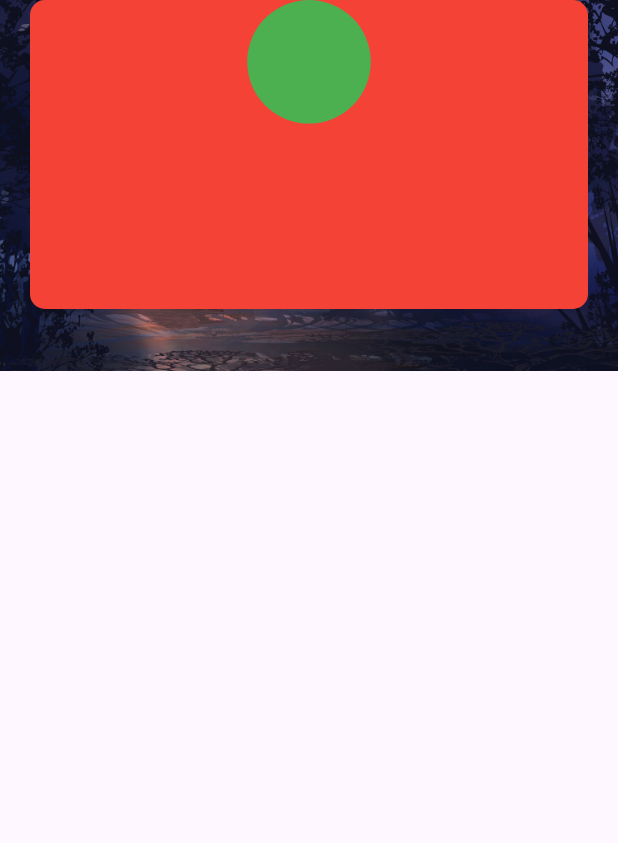
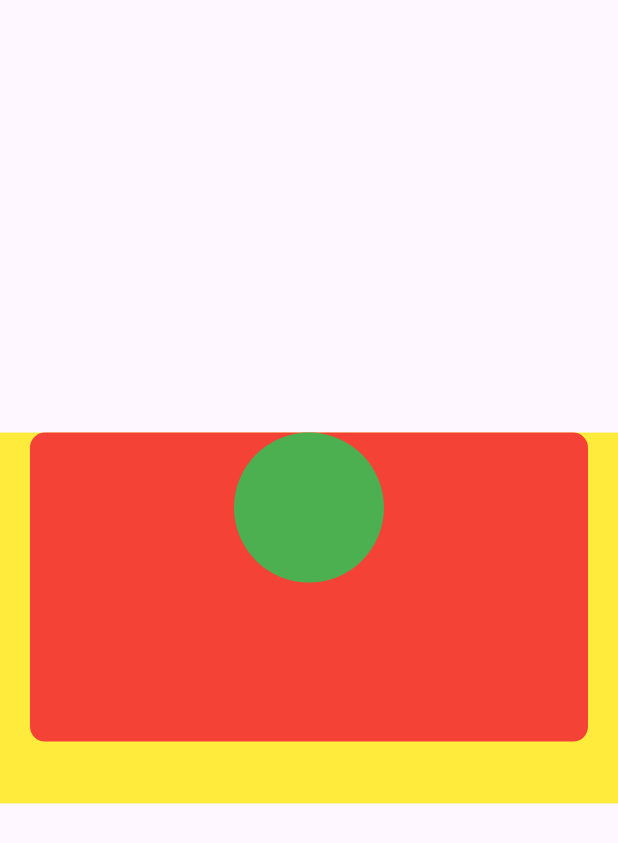
Before and after one commit to Faizan-glitch-os/smit_flutter_inhome_task10_weight_tracker_ui, a Flutter app: the screen it shows after launch, on a phone screen of 412 x 824 dp. Shown: the top 843 px of the screen. Run offline on Flutter 3.47's test engine with Material 3 defaults, Android fonts, the light colour scheme and no system bars.

Commit message:
centered

```diff
--- a/lib/main.dart
+++ b/lib/main.dart
@@ -14,30 +14,33 @@ class MyApp extends StatelessWidget {
 
     return MaterialApp(
       home: Scaffold(
-        body: Stack(
+        body: Column(
+          mainAxisAlignment: MainAxisAlignment.center,
           children: [
-            Image.asset(
-              'assets/background.jpg',
+            Stack(
+              children: [
+                Container(
                   height: deviceheight * 0.3,
-              fit: BoxFit.fill,
+                  decoration: BoxDecoration(color: Colors.yellow),
                 ),
                 Positioned(
                   child: Container(
                     height: deviceheight * .25,
-                margin: const EdgeInsets.symmetric(horizontal: 20),
+                    margin: EdgeInsets.symmetric(horizontal: 20),
                     decoration: BoxDecoration(
-                    borderRadius: BorderRadius.circular(10), color: Colors.red),
+                        borderRadius: BorderRadius.circular(10),
+                        color: Colors.red),
                   ),
                 ),
                 Positioned(
-              // top: 2,
-              // left: 2,
                   child: Container(
-                height: deviceheight * .1,
-                decoration:
-                    BoxDecoration(shape: BoxShape.circle, color: Colors.green),
+                    height: 100,
+                    decoration: BoxDecoration(
+                        shape: BoxShape.circle, color: Colors.green),
                   ),
                 )
+              ],
+            ),
           ],
         ),
       ),
```
Also changed, not shown: assets/background.jpg. Lines whose indentation alone changed are shown as unchanged.
